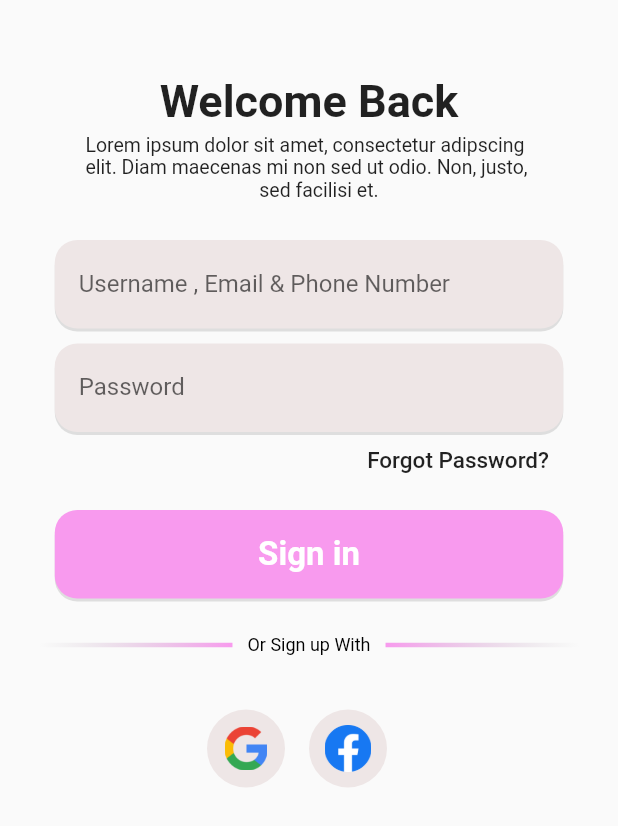
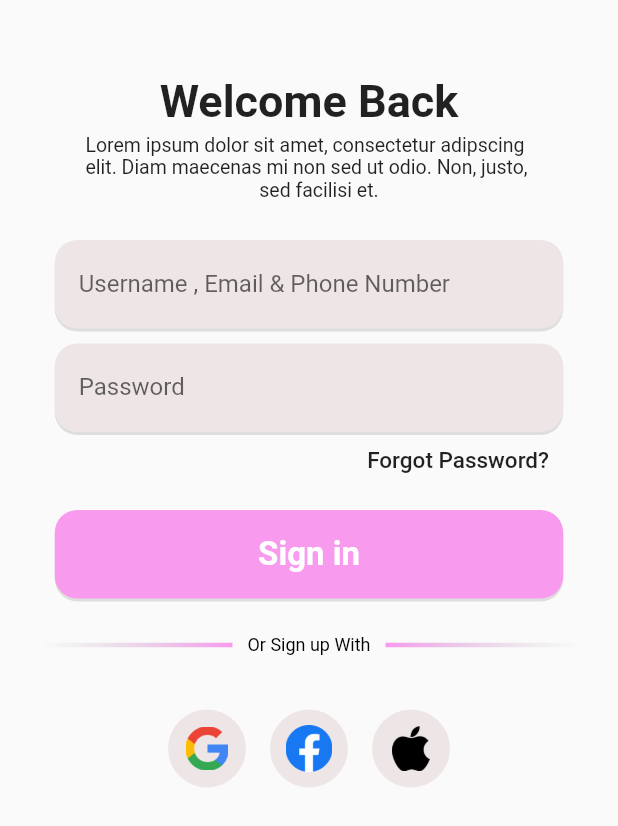
Before and after one commit to LuannBarroso/login, a Flutter app: the screen it shows after launch, after a tap on "Sign in", on a phone screen of 412 x 824 dp. Shown: the top 826 px of the screen. Run offline on Flutter 3.47's test engine with Material 2 defaults, Android fonts, the phone set to English and light mode, and no system bars.

```diff
--- a/lib/pages/login_page.dart
+++ b/lib/pages/login_page.dart
@@ -206,6 +206,19 @@ class LoginPage extends StatelessWidget {
                   const SizedBox(
                     width: 16,
                   ),
+                  Container(
+                    height: 52,
+                    width: 52,
+                    padding: const EdgeInsets.all(6.0),
+                    decoration: const BoxDecoration(
+                      color: Color.fromARGB(255, 238, 230, 230),
+                      shape: BoxShape.circle,
+                    ),
+                    child: Image.asset(
+                      'assets/images/png/apple.png',
+                      scale: 40,
+                    ),
+                  ),
                 ],
               ),
             ],
```
